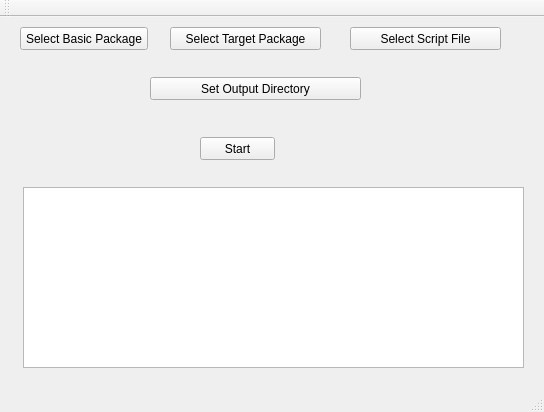
Qt form mainwindow.ui (xiaoxinxin003/OTAKit) before a commit.
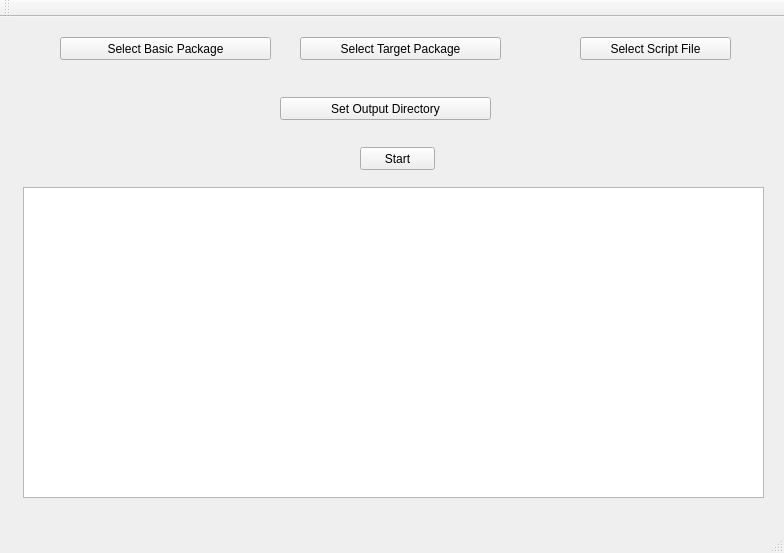
The same form after that commit.

```diff
--- a/mainwindow.ui
+++ b/mainwindow.ui
@@ -6,8 +6,8 @@
    <rect>
     <x>0</x>
     <y>0</y>
-    <width>544</width>
-    <height>412</height>
+    <width>784</width>
+    <height>553</height>
    </rect>
   </property>
   <property name="sizePolicy">
@@ -23,9 +23,9 @@
    <widget class="QPushButton" name="basicButton">
     <property name="geometry">
      <rect>
-      <x>20</x>
-      <y>10</y>
-      <width>128</width>
+      <x>60</x>
+      <y>20</y>
+      <width>211</width>
       <height>23</height>
      </rect>
     </property>
@@ -36,9 +36,9 @@
    <widget class="QPushButton" name="targetButton">
     <property name="geometry">
      <rect>
-      <x>170</x>
-      <y>10</y>
-      <width>151</width>
+      <x>300</x>
+      <y>20</y>
+      <width>201</width>
       <height>23</height>
      </rect>
     </property>
@@ -49,8 +49,8 @@
    <widget class="QPushButton" name="scriptButton">
     <property name="geometry">
      <rect>
-      <x>350</x>
-      <y>10</y>
+      <x>580</x>
+      <y>20</y>
       <width>151</width>
       <height>23</height>
      </rect>
@@ -62,8 +62,8 @@
    <widget class="QPushButton" name="startButon">
     <property name="geometry">
      <rect>
-      <x>200</x>
-      <y>120</y>
+      <x>360</x>
+      <y>130</y>
       <width>75</width>
       <height>23</height>
      </rect>
@@ -75,8 +75,8 @@
    <widget class="QPushButton" name="outputButton">
     <property name="geometry">
      <rect>
-      <x>150</x>
-      <y>60</y>
+      <x>280</x>
+      <y>80</y>
       <width>211</width>
       <height>23</height>
      </rect>
@@ -102,8 +102,8 @@
      <rect>
       <x>23</x>
       <y>170</y>
-      <width>501</width>
-      <height>181</height>
+      <width>741</width>
+      <height>311</height>
      </rect>
     </property>
    </widget>
```
Left out of the diff: 4 changed lines with no effect on the pictures.
